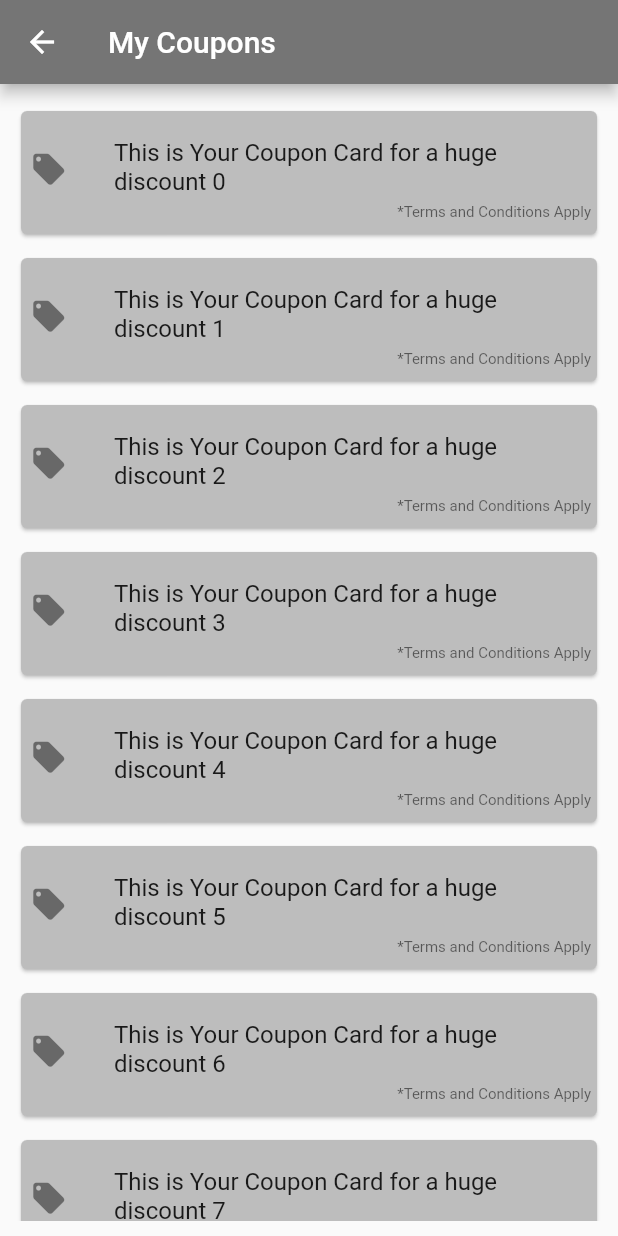
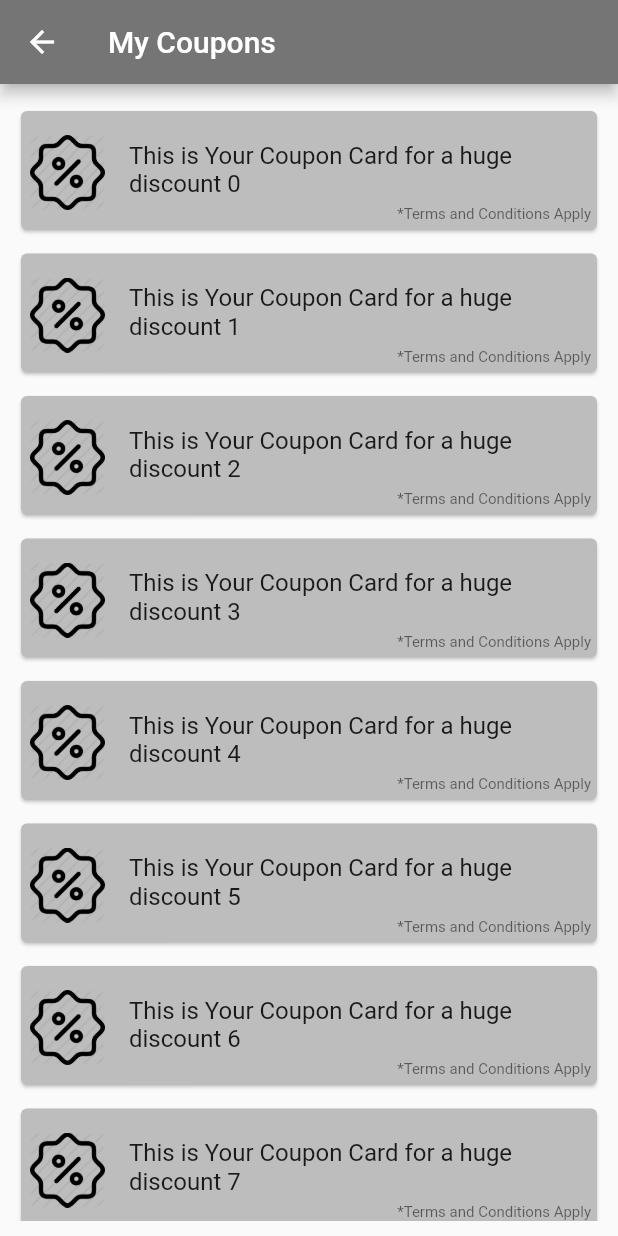
Before and after one commit to ritwikranjan/list_view_discount_layout, a Flutter app: the screen it shows after launch, on a phone screen of 412 x 824 dp. Run offline on Flutter 3.47's test engine with Material 2 defaults, Android fonts, the phone set to English and light mode, and no system bars.

Commit message:
changed icon

```diff
--- a/lib/main.dart
+++ b/lib/main.dart
@@ -18,20 +18,27 @@ class MyApp extends StatelessWidget {
         ),
         body: Container(
           margin: EdgeInsets.all(10.0),
-          child: ListView.builder(itemBuilder: (_, index) {
+          child: ListView.builder(
+              itemCount: 10,
+              itemBuilder: (_, index) {
                 return Padding(
                   padding: const EdgeInsets.symmetric(vertical: 4.0),
                   child: Card(
                     color: Colors.grey[400],
                     child: ListTile(
                       contentPadding:
-                      const EdgeInsets.fromLTRB(6.0, 10.0, 4.0, 0.0),
-                  leading: Icon(
-                    Icons.local_offer,
-                    size: 25.0,
+                          const EdgeInsets.fromLTRB(6.0, 0.0, 4.0, 0.0),
+                      leading: Container(
+                        height: 50.0,
+                        child: Image.asset(
+                          'images/discount.png',
                         ),
-                  title: Text(
+                      ),
+                      title: Container(
+                        padding: EdgeInsets.only(top: 16.0),
+                        child: Text(
                             'This is Your Coupon Card for a huge discount $index'),
+                      ),
                       subtitle: Padding(
                         padding: const EdgeInsets.fromLTRB(0.0, 5.0, 0.0, 0.0),
                         child: Text(
--- a/pubspec.yaml
+++ b/pubspec.yaml
@@ -44,6 +44,9 @@ flutter:
   # the material Icons class.
   uses-material-design: true
 
+  assets:
+    - images/
+
   # To add assets to your application, add an assets section, like this:
   # assets:
   #   - images/a_dot_burr.jpeg
```
Lines whose indentation alone changed are shown as unchanged.
